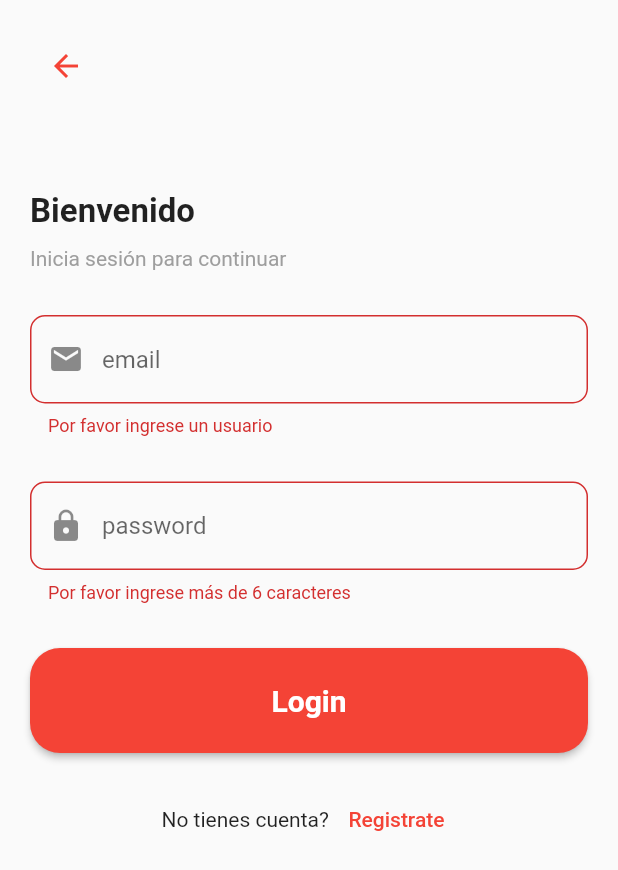
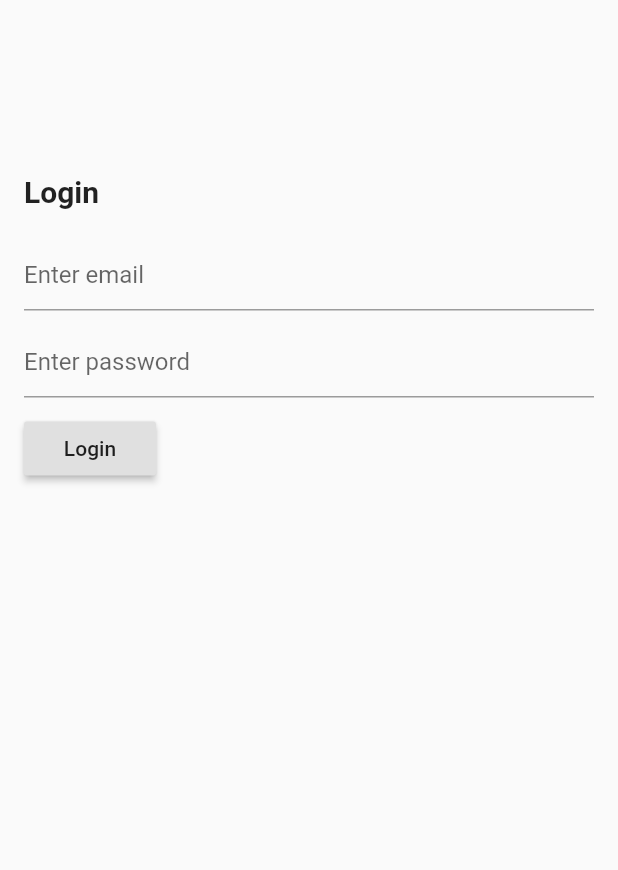
Before and after one commit to bryanvrgsc/flutter_proyecto_final_apps, a Flutter app: the screen it shows after launch, after a tap on "Login", on a phone screen of 412 x 824 dp. Shown: the top 870 px of the screen. Run offline on Flutter 3.47's test engine with Material 2 defaults, Android fonts, the phone set to English and light mode, and no system bars; our stand-ins replace cloud_firestore, device_info, firebase_auth, firebase_core, package_info; accounts and stored records are empty.

Commit message:
working login

```diff
--- a/analysis_options.yaml
+++ b/analysis_options.yaml
@@ -7,9 +7,9 @@
 
 # The following line activates a set of recommended lints for Flutter apps,
 # packages, and plugins designed to encourage good coding practices.
-include: package:flutter_lints/flutter.yaml
+# include: package:flutter_lints/flutter.yaml
 
-linter:
+# linter:
   # The lint rules applied to this project can be customized in the
   # section below to disable rules from the `package:flutter_lints/flutter.yaml`
   # included above or to enable additional rules. A list of all available lints
@@ -21,7 +21,7 @@ linter:
   # or a specific dart file by using the `// ignore: name_of_lint` and
   # `// ignore_for_file: name_of_lint` syntax on the line or in the file
   # producing the lint.
-  rules:
+  # rules:
     # avoid_print: false  # Uncomment to disable the `avoid_print` rule
     # prefer_single_quotes: true  # Uncomment to enable the `prefer_single_quotes` rule
 
--- a/lib/authentication/login.dart
+++ /dev/null
@@ -1,127 +0,0 @@
-import 'package:flutter/material.dart';
-
-class Login extends StatefulWidget {
-  const Login({Key? key}) : super(key: key);
-
-  @override
-  _LoginState createState() => _LoginState();
-}
-
-class _LoginState extends State<Login> {
-  late TextEditingController _emailController;
-  late TextEditingController _passwordController;
-  final _formkey = GlobalKey<FormState>();
-  @override
-  void initState() {
-    _emailController = TextEditingController();
-    _passwordController = TextEditingController();
-    super.initState();
-  }
-
-  @override
-  void dispose() {
-    _emailController.dispose();
-    _passwordController.dispose();
-    super.dispose();
-  }
-
-  @override
-  Widget build(BuildContext context) {
-    return Scaffold(
-      body: SafeArea(
-        child: SingleChildScrollView(
-          child: Padding(
-            padding: const EdgeInsets.all(20.0),
-            child: Form(
-              key: _formkey,
-              child: Column(
-                crossAxisAlignment: CrossAxisAlignment.start,
-                children: [
-                  IconButton(
-                    icon: Icon(
-                      Icons.arrow_back,
-                      color: Theme.of(context).primaryColor,
-                    ),
-                    onPressed: (){}),
-                  SizedBox(height: 60),
-                  Text(
-                    "Bienvenido",
-                    style: TextStyle(
-                      fontSize: 22,
-                      fontWeight: FontWeight.bold,
-                    ),
-                  ),
-                  SizedBox(height: 10),
-                  Text(
-                    "Inicia sesión para continuar",
-                    style: TextStyle(fontSize: 14, color: Colors.grey),
-                  ),
-                  SizedBox(height: 30),
-                  TextFormField(
-                      controller: _emailController,
-                      validator: (val) => val!.isNotEmpty
-                          ? null
-                          : "Por favor ingrese un usuario",
-                      decoration: InputDecoration(
-                          hintText: "email",
-                          prefixIcon: Icon(Icons.mail),
-                          border: OutlineInputBorder(
-                            borderRadius: BorderRadius.circular(10),
-                          ))),
-                  SizedBox(height: 30),
-                  TextFormField(
-                      controller: _passwordController,
-                      obscureText: true,
-                      validator: (val) => val!.length < 6
-                          ? "Por favor ingrese más de 6 caracteres"
-                          : null,
-                      decoration: InputDecoration(
-                          hintText: "password",
-                          prefixIcon: Icon(Icons.lock),
-                          border: OutlineInputBorder(
-                            borderRadius: BorderRadius.circular(10),
-                          ))),
-                  SizedBox(height: 30),
-                  MaterialButton(
-                    onPressed: () {
-                      if (_formkey.currentState!.validate()) {
-                        print("Usuario:${_emailController.text}");
-                        print("Usuario:${_passwordController.text}");
-                      }
-                    },
-                    height: 70,
-                    minWidth: double.infinity,
-                    color: Theme.of(context).primaryColor,
-                    textColor: Colors.white,
-                    shape: RoundedRectangleBorder(
-                      borderRadius: BorderRadius.circular(20),
-                    ),
-                    child: Text(
-                      "Login",
-                      style: TextStyle(
-                        fontSize: 20,
-                        fontWeight: FontWeight.bold,
-                      ),
-                    ),
-                  ),
-                  SizedBox(height: 20),
-                  Row(
-                    mainAxisAlignment: MainAxisAlignment.center,
-                    children:[
-                      Text("No tienes cuenta?"),
-                      SizedBox(width: 5),
-                      TextButton(
-                        onPressed: () {},
-                        child: Text("Registrate"),
-                      )
-                    ],
-                  )
-                ],
-              ),
-            ),
-          ),
-        ),
-      ),
-    );
-  }
-}
--- a/lib/main.dart
+++ b/lib/main.dart
@@ -1,52 +1,41 @@
+import 'package:firebase_auth/firebase_auth.dart';
+import 'package:firebase_core/firebase_core.dart';
+import 'package:proyecto_final_apps/ui/home.dart';
+import 'package:proyecto_final_apps/ui/login.dart';
 import 'package:flutter/material.dart';
-import 'package:firebase_core/firebase_core.dart';
-import 'authentication/login.dart';
 
-
-void main() => runApp(MyApp());
+void main() async {
+  WidgetsFlutterBinding.ensureInitialized();
+  await Firebase.initializeApp();
+  runApp(MyApp());
+}
 
 class MyApp extends StatelessWidget {
+  // This widget is the root of your application.
   @override
   Widget build(BuildContext context) {
-    final _init = Firebase.initializeApp();
-    return FutureBuilder(
-        future: _init,
-        builder: (context, snapshot) {
-          if (snapshot.hasError) {
-            return ErrorWidget();
-          } else if (snapshot.hasData) {
-            return MaterialApp(
-              theme: ThemeData(
-                primarySwatch: Colors.red,
-              ),
-              debugShowCheckedModeBanner: false,
-              home: Login());
-          } else {
-            return Loading();
-          }
-        });
+    return MaterialApp(
+      debugShowCheckedModeBanner: false,
+      title: 'Demo',
+      theme: ThemeData(
+        primarySwatch: Colors.blue,
+      ),
+      home: MainScreen(),
+    );
   }
 }
 
-class ErrorWidget extends StatelessWidget {
+class MainScreen extends StatelessWidget {
   @override
   Widget build(BuildContext context) {
-    return Scaffold(
-        body: Center(
-      child: Column(
-        children: [Icon(Icons.error), Text("Algo salió mal")],
-      ),
-    ));
-  }
-}
-
-class Loading extends StatelessWidget {
-  @override
-  Widget build(BuildContext context) {
-    return Scaffold(
-      body: Center(
-        child: CircularProgressIndicator(),
-      ),
+    return StreamBuilder<User?>(
+      stream: FirebaseAuth.instance.authStateChanges(),
+      builder: (context, snapshot) {
+        if(snapshot.hasData && snapshot.data != null) {
+          return HomePage();
+        }
+        return LoginPage();
+      }
     );
   }
 }
--- /dev/null
+++ b/lib/ui/login.dart
@@ -0,0 +1,72 @@
+import 'package:proyecto_final_apps/utils/auth_helper.dart';
+import 'package:flutter/material.dart';
+
+class LoginPage extends StatefulWidget {
+  @override
+  _LoginPageState createState() => _LoginPageState();
+}
+
+class _LoginPageState extends State<LoginPage> {
+  late TextEditingController _emailController;
+  late TextEditingController _passwordController;
+
+  @override
+  void initState() {
+    super.initState();
+    _emailController = TextEditingController(text: "");
+    _passwordController = TextEditingController(text: "");
+  }
+
+  @override
+  Widget build(BuildContext context) {
+    return Scaffold(
+      body: SingleChildScrollView(
+        child: Padding(
+          padding: const EdgeInsets.all(16.0),
+          child: Column(
+            crossAxisAlignment: CrossAxisAlignment.start,
+            children: <Widget>[
+              const SizedBox(height: 100.0),
+              Text(
+                "Login",
+                style: TextStyle(fontWeight: FontWeight.bold, fontSize: 20.0),
+              ),
+              const SizedBox(height: 20.0),
+              TextField(
+                controller: _emailController,
+                decoration: InputDecoration(hintText: "Enter email"),
+              ),
+              const SizedBox(height: 10.0),
+              TextField(
+                controller: _passwordController,
+                obscureText: true,
+                decoration: InputDecoration(hintText: "Enter password"),
+              ),
+              const SizedBox(height: 10.0),
+              RaisedButton(
+                child: Text("Login"),
+                onPressed: () async {
+                  if (_emailController.text.isEmpty ||
+                      _passwordController.text.isEmpty) {
+                    print("Email and password cannot be empty");
+                    return;
+                  }
+                  try {
+                    final user = await AuthHelper.signInWithEmail(
+                        email: _emailController.text,
+                        password: _passwordController.text);
+                    if (user != null) {
+                      print("login successful");
+                    }
+                  } catch (e) {
+                    print(e);
+                  }
+                },
+              )
+            ],
+          ),
+        ),
+      ),
+    );
+  }
+}
```
Also changed, not shown: lib/ui/home.dart (added, +27 -0 lines), lib/ui/splash.dart (added, +31 -0 lines), lib/utils/auth_helper.dart (added, +57 -0 lines), pubspec.yaml (+8 -1 lines), pubspec.lock, 3 other files.
